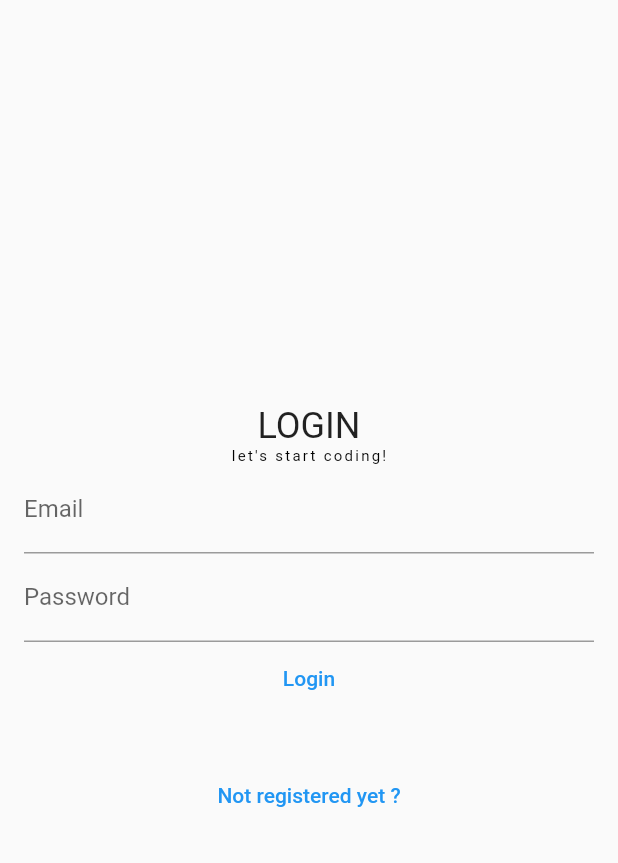
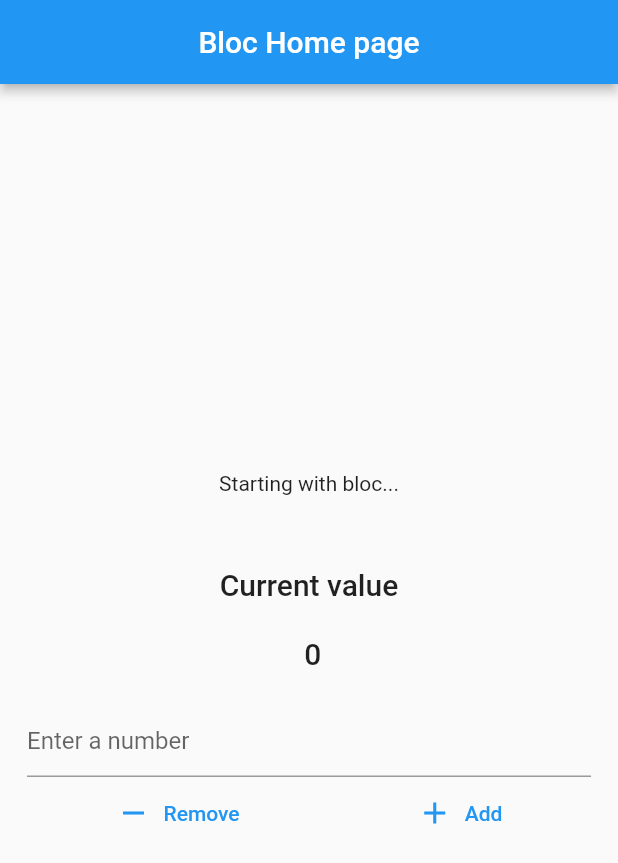
Before and after one commit to misterdiallo/flutter-note-app-with-firebase-vandad, a Flutter app: the screen it shows after launch, on a phone screen of 412 x 824 dp. Shown: the top 863 px of the screen. Run offline on Flutter 3.47's test engine with Material 2 defaults, Android fonts, the phone set to English and light mode, and no system bars; our stand-ins replace cloud_firestore, firebase_auth, firebase_core, flutter_bloc, share_plus; accounts and stored records are empty.

Commit message:
First Code with BLOC

```diff
--- a/lib/main.dart
+++ b/lib/main.dart
@@ -5,6 +5,7 @@ import 'package:my_notes/config/constant/routes.dart';
 import 'package:my_notes/pages/auth/login_view.dart';
 import 'package:my_notes/pages/auth/registration_view.dart';
 import 'package:my_notes/pages/auth/verify_email_view.dart';
+import 'package:my_notes/pages/bloc/home_bloc_page.dart';
 import 'package:my_notes/pages/notes/create_update_note_view.dart';
 import 'package:my_notes/pages/notes/note_view.dart';
 
@@ -19,7 +20,8 @@ void main() {
       theme: ThemeData(
         primarySwatch: Colors.blue,
       ),
-      home: RouterPage(title: appName),
+      // home: RouterPage(title: appName),
+      home: const BlocHomePage(),
       routes: {
         loginRoute: (context) => const LoginView(),
         registerRoute: (context) => const RegistrationView(),
--- /dev/null
+++ b/lib/pages/bloc/home_bloc_page.dart
@@ -0,0 +1,179 @@
+import 'package:flutter/material.dart';
+import 'package:flutter_bloc/flutter_bloc.dart';
+import 'package:my_notes/pages/widgets/appbar_defautl.dart';
+
+class BlocHomePage extends StatefulWidget {
+  const BlocHomePage({Key? key}) : super(key: key);
+
+  @override
+  State<BlocHomePage> createState() => _BlocHomePageState();
+}
+
+class _BlocHomePageState extends State<BlocHomePage> {
+  late final TextEditingController _controller;
+
+  @override
+  void initState() {
+    _controller = TextEditingController();
+    super.initState();
+  }
+
+  @override
+  void dispose() {
+    _controller.dispose();
+    super.dispose();
+  }
+
+  @override
+  Widget build(BuildContext context) {
+    return BlocProvider(
+      create: (context) => CounterBloc(),
+      child: Scaffold(
+          appBar: appBarDefault(
+            context,
+            "Bloc Home page",
+            [
+              // IconButton(
+              //   onPressed: () {},
+              //   icon: const Icon(Icons.add),
+              // ),
+            ],
+          ),
+          body: BlocConsumer<CounterBloc, CounterState>(
+            listener: (context, state) {
+              _controller.clear();
+            },
+            builder: (context, state) {
+              final invalidValue = (state is CounterStateInvalidNumber)
+                  ? state.invalidValue
+                  : "";
+
+              return Padding(
+                padding: const EdgeInsets.all(18.0),
+                child: Center(
+                  child: Column(
+                    mainAxisSize: MainAxisSize.max,
+                    mainAxisAlignment: MainAxisAlignment.center,
+                    children: [
+                      const Text("Starting with bloc...\n\n\n"),
+                      Text(
+                        "Current value \n\n ${state.value}\n",
+                        style: Theme.of(context).textTheme.headline6,
+                        textAlign: TextAlign.center,
+                      ),
+                      Visibility(
+                        child: Text("Invalid input: $invalidValue"),
+                        visible: state is CounterStateInvalidNumber,
+                      ),
+                      TextFormField(
+                        controller: _controller,
+                        decoration:
+                            const InputDecoration(hintText: "Enter a number "),
+                        keyboardType: TextInputType.number,
+                      ),
+                      Row(
+                        mainAxisAlignment: MainAxisAlignment.spaceAround,
+                        children: [
+                          TextButton.icon(
+                            onPressed: () {
+                              context
+                                  .read<CounterBloc>()
+                                  .add(DecrementEvent(_controller.text));
+                            },
+                            icon: const Icon(Icons.remove),
+                            label: const Text("Remove"),
+                          ),
+                          TextButton.icon(
+                            onPressed: () {
+                              context
+                                  .read<CounterBloc>()
+                                  .add(IncrementEvent(_controller.text));
+                            },
+                            icon: const Icon(Icons.add),
+                            label: const Text("Add"),
+                          ),
+                        ],
+                      ),
+                    ],
+                  ),
+                ),
+              );
+            },
+          )),
+    );
+  }
+}
+
+@immutable
+abstract class CounterState {
+  final int value;
+  const CounterState(this.value);
+}
+
+class CounterStateValid extends CounterState {
+  const CounterStateValid(int value) : super(value);
+}
+
+class CounterStateInvalidNumber extends CounterState {
+  final String invalidValue;
+
+  const CounterStateInvalidNumber({
+    required this.invalidValue,
+    required int previousValue,
+  }) : super(previousValue);
+}
+
+@immutable
+abstract class CounterEvent {
+  final String value;
+  const CounterEvent(this.value);
+}
+
+class IncrementEvent extends CounterEvent {
+  const IncrementEvent(String value) : super(value);
+}
+
+class DecrementEvent extends CounterEvent {
+  const DecrementEvent(String value) : super(value);
+}
+
+class CounterBloc extends Bloc<CounterEvent, CounterState> {
+  CounterBloc() : super(const CounterStateValid(0)) {
+    //
+    on<IncrementEvent>((event, emit) {
+      final integer = int.tryParse(event.value);
+      if (integer == null) {
+        emit(
+          CounterStateInvalidNumber(
+            invalidValue: event.value,
+            previousValue: state.value,
+          ),
+        );
+      } else {
+        emit(
+          CounterStateValid(
+            state.value + integer,
+          ),
+        );
+      }
+    });
+    //
+    on<DecrementEvent>((event, emit) {
+      final integer = int.tryParse(event.value);
+      if (integer == null) {
+        emit(
+          CounterStateInvalidNumber(
+            invalidValue: event.value,
+            previousValue: state.value,
+          ),
+        );
+      } else {
+        emit(
+          CounterStateValid(
+            state.value - integer,
+          ),
+        );
+      }
+    });
+  }
+}
```
Also changed, not shown: lib/pages/notes/note_view.dart (+0 -90 lines).
